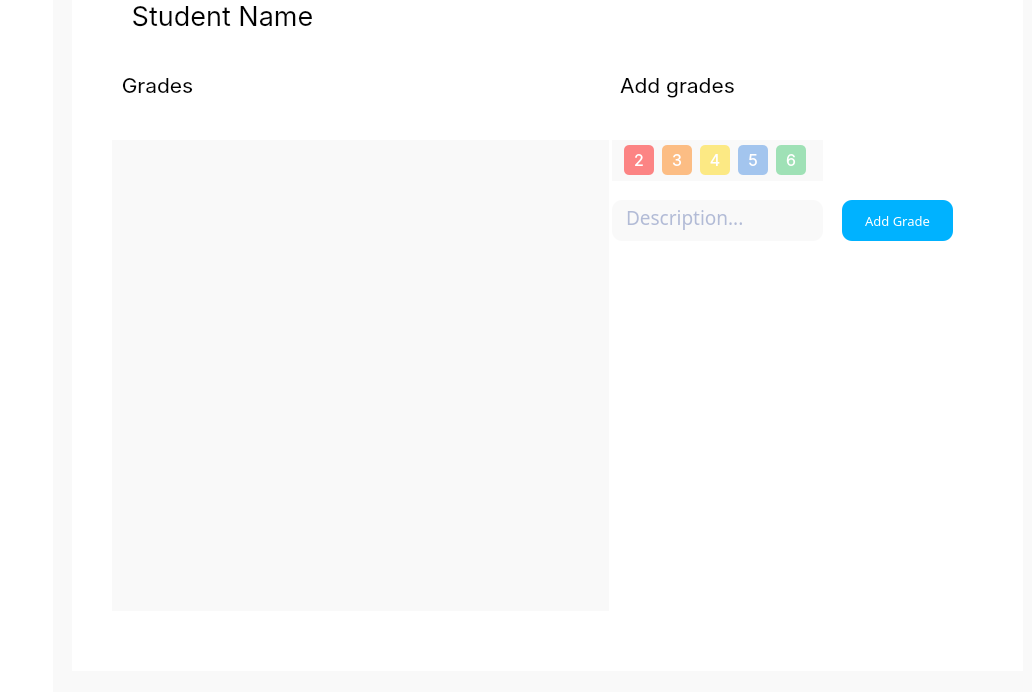
Before: the Qt Designer form Audo/Frontend/Audo/teachergrades.ui in codingburgas/Audo, drawn with Qt 5; both pictures show x 248 to 1280 and y 140 to 832 of the 1280 by 832 pixel window.
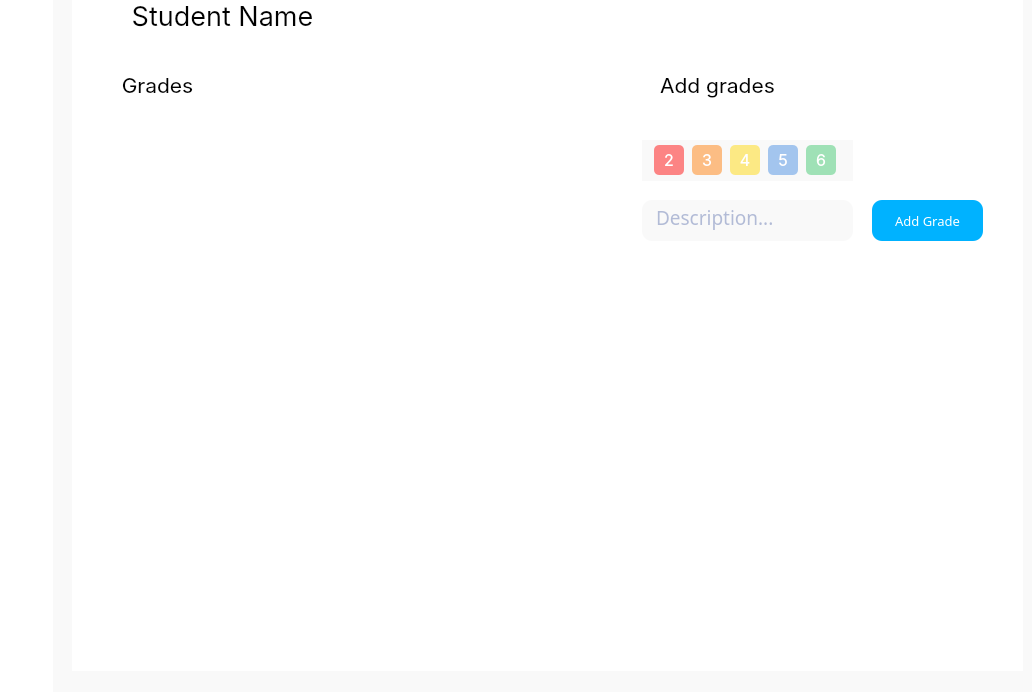
After: the same form once the commit is applied. Icons and pictures are not drawn.

Commit message: Fix grade coloring

Diff of the .ui file:
```diff
--- a/Audo/Frontend/Audo/teachergrades.ui
+++ b/Audo/Frontend/Audo/teachergrades.ui
@@ -131,7 +131,7 @@
   <widget class="QFrame" name="AddGradesFrame">
    <property name="geometry">
     <rect>
-     <x>860</x>
+     <x>890</x>
      <y>280</y>
      <width>211</width>
      <height>41</height>
@@ -417,7 +417,7 @@
   <widget class="QPushButton" name="AddGradeButton">
    <property name="geometry">
     <rect>
-     <x>1090</x>
+     <x>1120</x>
      <y>340</y>
      <width>111</width>
      <height>41</height>
@@ -726,59 +726,10 @@
     <set>Qt::AlignCenter</set>
    </property>
   </widget>
-  <widget class="QWidget" name="horizontalLayoutWidget_2">
-   <property name="geometry">
-    <rect>
-     <x>360</x>
-     <y>280</y>
-     <width>497</width>
-     <height>471</height>
-    </rect>
-   </property>
-   <layout class="QHBoxLayout" name="GradesHorizontal">
-    <item>
-     <layout class="QVBoxLayout" name="GradesIconVertical">
-      <property name="spacing">
-       <number>7</number>
-      </property>
-      <item>
-       <spacer name="IconSpacer">
-        <property name="orientation">
-         <enum>Qt::Vertical</enum>
-        </property>
-        <property name="sizeHint" stdset="0">
-         <size>
-          <width>20</width>
-          <height>40</height>
-         </size>
-        </property>
-       </spacer>
-      </item>
-     </layout>
-    </item>
-    <item>
-     <layout class="QVBoxLayout" name="GradesDescVertical">
-      <item>
-       <spacer name="DescriptionSpacer">
-        <property name="orientation">
-         <enum>Qt::Vertical</enum>
-        </property>
-        <property name="sizeHint" stdset="0">
-         <size>
-          <width>20</width>
-          <height>40</height>
-         </size>
-        </property>
-       </spacer>
-      </item>
-     </layout>
-    </item>
-   </layout>
-  </widget>
   <widget class="QLabel" name="AddGradesTitle">
    <property name="geometry">
     <rect>
-     <x>850</x>
+     <x>890</x>
      <y>200</y>
      <width>151</width>
      <height>51</height>
@@ -808,7 +759,7 @@
   <widget class="QFrame" name="DescriptionFrame">
    <property name="geometry">
     <rect>
-     <x>860</x>
+     <x>890</x>
      <y>340</y>
      <width>211</width>
      <height>41</height>
@@ -895,6 +846,80 @@
     <bool>true</bool>
    </property>
   </widget>
+  <widget class="QFrame" name="frame">
+   <property name="geometry">
+    <rect>
+     <x>359</x>
+     <y>289</y>
+     <width>501</width>
+     <height>471</height>
+    </rect>
+   </property>
+   <property name="autoFillBackground">
+    <bool>false</bool>
+   </property>
+   <property name="styleSheet">
+    <string notr="true">background-color: rgb(255, 255, 255);</string>
+   </property>
+   <property name="frameShape">
+    <enum>QFrame::NoFrame</enum>
+   </property>
+   <property name="frameShadow">
+    <enum>QFrame::Plain</enum>
+   </property>
+   <property name="lineWidth">
+    <number>0</number>
+   </property>
+   <widget class="QWidget" name="horizontalLayoutWidget_2">
+    <property name="geometry">
+     <rect>
+      <x>0</x>
+      <y>0</y>
+      <width>497</width>
+      <height>471</height>
+     </rect>
+    </property>
+    <layout class="QHBoxLayout" name="GradesHorizontal">
+     <item>
+      <layout class="QVBoxLayout" name="GradesIconVertical">
+       <property name="spacing">
+        <number>7</number>
+       </property>
+       <item>
+        <spacer name="IconSpacer">
+         <property name="orientation">
+          <enum>Qt::Vertical</enum>
+         </property>
+         <property name="sizeHint" stdset="0">
+          <size>
+           <width>20</width>
+           <height>40</height>
+          </size>
+         </property>
+        </spacer>
+       </item>
+      </layout>
+     </item>
+     <item>
+      <layout class="QVBoxLayout" name="GradesDescVertical">
+       <item>
+        <spacer name="DescriptionSpacer">
+         <property name="orientation">
+          <enum>Qt::Vertical</enum>
+         </property>
+         <property name="sizeHint" stdset="0">
+          <size>
+           <width>20</width>
+           <height>40</height>
+          </size>
+         </property>
+        </spacer>
+       </item>
+      </layout>
+     </item>
+    </layout>
+   </widget>
+  </widget>
   <zorder>AccountFrame</zorder>
   <zorder>Name</zorder>
   <zorder>GradeFrame</zorder>
```
Left out of the diff: 2 changed lines with no effect on the pictures. The commit also changes 2 other files.
